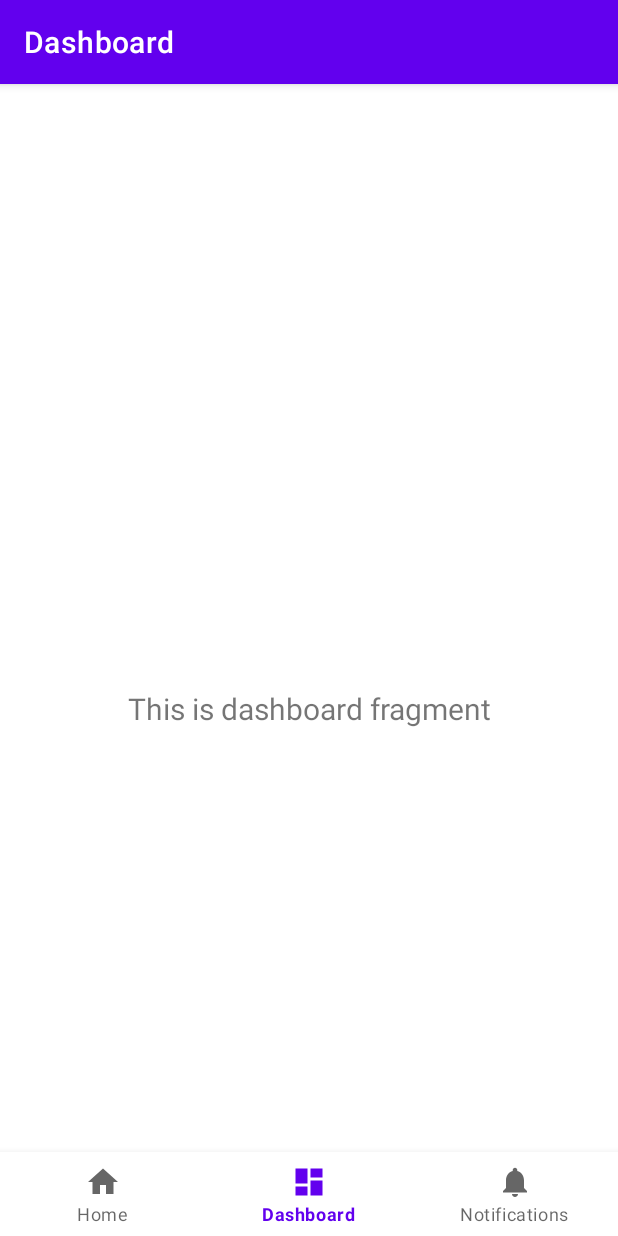
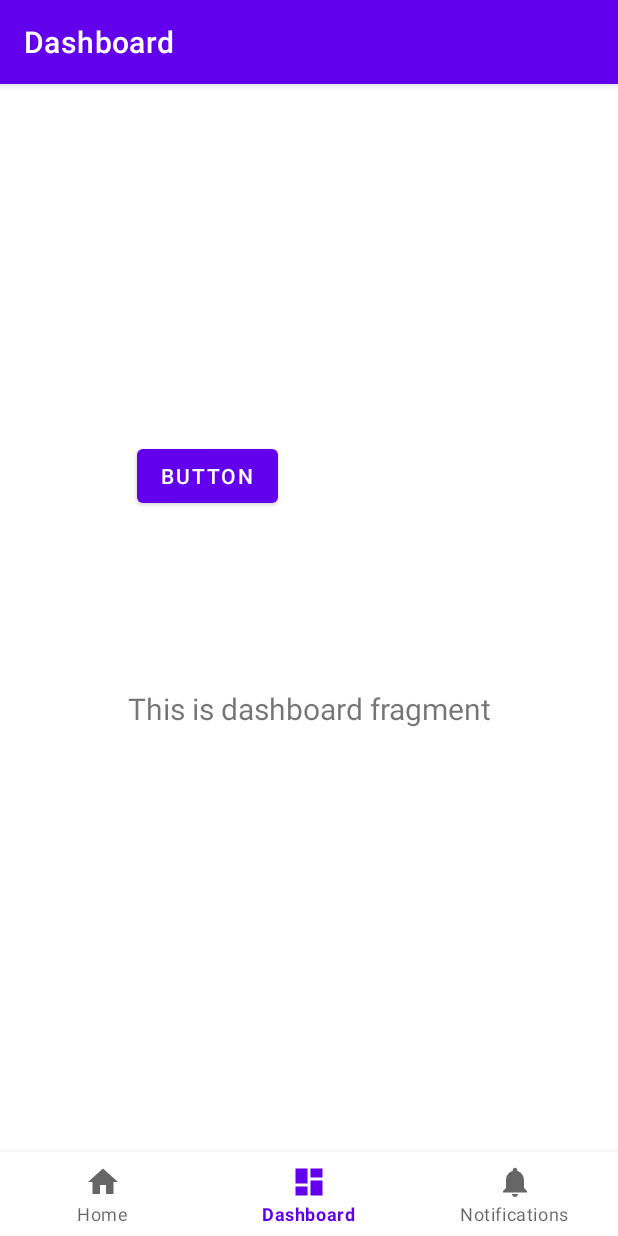
Before and after one commit to ygboucherk/elecbicycle, an Android app: the DashboardFragment screen opened through its navigation route, on a phone screen of 412 x 824 dp. Run offline under Robolectric (Android 15) with nearby library versions, the phone set to English and light mode, and no system bars; our stand-ins replace navigation-ui; 8 statements that could not run were skipped.

```diff
--- a/app/build.gradle
+++ b/app/build.gradle
@@ -40,6 +40,7 @@ dependencies {
     implementation 'androidx.lifecycle:lifecycle-viewmodel-ktx:2.4.1'
     implementation 'androidx.navigation:navigation-fragment:2.4.1'
     implementation 'androidx.navigation:navigation-ui:2.4.1'
+    implementation 'androidx.gridlayout:gridlayout:1.0.0'
     testImplementation 'junit:junit:4.13.2'
     androidTestImplementation 'androidx.test.ext:junit:1.1.3'
     androidTestImplementation 'androidx.test.espresso:espresso-core:3.4.0'
--- a/app/src/main/AndroidManifest.xml
+++ b/app/src/main/AndroidManifest.xml
@@ -3,6 +3,7 @@
     xmlns:tools="http://schemas.android.com/tools">
 
     <uses-permission android:name="android.permission.BLUETOOTH_CONNECT" />
+    <uses-permission android:name="android.permission.BLUETOOTH_SCAN" />
 
     <application
         android:allowBackup="true"
--- a/app/src/main/java/com/example/elecbicycle/MainActivity.java
+++ b/app/src/main/java/com/example/elecbicycle/MainActivity.java
@@ -1,16 +1,17 @@
 package com.example.elecbicycle;
 
+import android.Manifest;
 import android.bluetooth.BluetoothAdapter;
 import android.bluetooth.BluetoothDevice;
 import android.bluetooth.BluetoothSocket;
+import android.content.pm.PackageManager;
 import android.os.Bundle;
 import android.util.Log;
-import android.widget.TextView;
-import android.widget.Toast;
 
 import com.google.android.material.bottomnavigation.BottomNavigationView;
 
 import androidx.appcompat.app.AppCompatActivity;
+import androidx.core.app.ActivityCompat;
 import androidx.navigation.NavController;
 import androidx.navigation.Navigation;
 import androidx.navigation.ui.AppBarConfiguration;
@@ -38,10 +39,6 @@ class PullerThread extends Thread {
 
     public PullerThread() {
         this.adapter = BluetoothAdapter.getDefaultAdapter();
-        boolean discovered = this.discoverDevices();
-        if (discovered) {
-            this.connect(this.target);
-        }
     }
 
     public boolean discoverDevices() {
@@ -52,12 +49,12 @@ class PullerThread extends Thread {
                 String _addr = device.getAddress();
                 if (Objects.equals(_name, "STIIIII")) {
                     this.target = device;
-                    Log.println(1, "BT", "Found device");
+                    Log.println(Log.VERBOSE, "BT", "Found device");
                     return true;
                 }
             }
         } else {
-            Log.println(5, "BT", "No device found");
+            Log.println(Log.WARN, "BT", "No device found");
         }
         return false;
     }
@@ -69,7 +66,7 @@ class PullerThread extends Thread {
 
         try {
             tmp = device.createRfcommSocketToServiceRecord(MY_UUID);
-            Log.println(1, "BT", "Connected to device !");
+            Log.println(Log.VERBOSE, "BT", "Connected to device !");
         } catch (IOException e) {
             Log.e("ConnectError", "Error connecting BlueTooth", e);
         } catch (NullPointerException pointerShit) {
@@ -80,37 +77,41 @@ class PullerThread extends Thread {
     }
 
     public void run() {
+        byte[] buffer = new byte[1024];
+        if (this.discoverDevices()) {
+            this.connect(this.target);
+        }
+
         this.adapter.cancelDiscovery();
         try {
             this.mmSocket.connect();
         } catch (IOException closeException) {
-            Log.e("CloseError", "Error running BlueTooth", closeException);
+            Log.e("BT", "Error running BlueTooth", closeException);
         }
+        try {
+            InputStream input = this.mmSocket.getInputStream();
+            OutputStream output = this.mmSocket.getOutputStream();
+
+            output.write("LEDON".getBytes(StandardCharsets.UTF_8));
+            output.flush();
+
+            output.write("PERCENT".getBytes(StandardCharsets.UTF_8));
+            output.flush();
+
+            Log.println(Log.VERBOSE, "BT", "Sent data");
+
+            while (true) {
+                int d = input.read(buffer);
+                Log.println(Log.VERBOSE, "BT", ("Got Data: " + d));
+            }
+        } catch (IOException e) {}
     }
 
-    public void cancel() {
+    public void close() {
         try {
             this.mmSocket.close();
         } catch (IOException e) {
             Log.e("ErrorClosing", "Error closing connection", e);
-        }
-    }
-
-    public void send(byte[] bytes) {
-        try {
-            OutputStream mmOut = this.mmSocket.getOutputStream();
-            mmOut.write(bytes);
-            mmOut.flush();
-        } catch (IOException e) {
-        }
-    }
-
-    public byte[] read() {
-        try {
-            InputStream mmIn = this.mmSocket.getInputStream();
-            return mmIn.readAllBytes();
-        } catch (IOException e) {
-            return ("Error").getBytes(StandardCharsets.UTF_8);
         }
     }
 }
@@ -136,16 +137,11 @@ public class MainActivity extends AppCompatActivity {
         NavController navController = Navigation.findNavController(this, R.id.nav_host_fragment_activity_main);
         NavigationUI.setupActionBarWithNavController(this, navController, appBarConfiguration);
         NavigationUI.setupWithNavController(binding.navView, navController);
-        this.puller = new PullerThread();
-        this.testPuller();
+        if (ActivityCompat.checkSelfPermission(this, Manifest.permission.BLUETOOTH_CONNECT) == PackageManager.PERMISSION_GRANTED) {
+            this.puller = new PullerThread();
+            this.puller.start();
+        } else {
+            Log.e("BT", "No bluetooth permission");
+        }
     }
-
-    String testPuller() {
-        this.puller.send(("PERCENT").getBytes(StandardCharsets.UTF_8));
-        byte[] received = puller.read();
-        String receivedStr = new String(received, StandardCharsets.UTF_8);
-        ((TextView)findViewById(R.id.battery_percentage)).setText(receivedStr);
-        return receivedStr;
-    }
-
 }
--- a/app/src/main/res/layout/activity_main.xml
+++ b/app/src/main/res/layout/activity_main.xml
@@ -1,6 +1,7 @@
 <?xml version="1.0" encoding="utf-8"?>
 <androidx.constraintlayout.widget.ConstraintLayout xmlns:android="http://schemas.android.com/apk/res/android"
     xmlns:app="http://schemas.android.com/apk/res-auto"
+    xmlns:tools="http://schemas.android.com/tools"
     android:id="@+id/container"
     android:layout_width="match_parent"
     android:layout_height="match_parent"
@@ -27,7 +28,15 @@
         app:layout_constraintBottom_toTopOf="@id/nav_view"
         app:layout_constraintLeft_toLeftOf="parent"
         app:layout_constraintRight_toRightOf="parent"
+        app:layout_constraintStart_toStartOf="parent"
         app:layout_constraintTop_toTopOf="parent"
         app:navGraph="@navigation/mobile_navigation" />
 
+    <TableLayout
+        android:layout_width="615dp"
+        android:layout_height="1000dp"
+        tools:layout_editor_absoluteX="97dp"
+        tools:layout_editor_absoluteY="1174dp"
+        tools:visibility="visible"/>
+
 </androidx.constraintlayout.widget.ConstraintLayout>
--- a/app/src/main/res/layout/fragment_dashboard.xml
+++ b/app/src/main/res/layout/fragment_dashboard.xml
@@ -19,4 +19,15 @@
         app:layout_constraintEnd_toEndOf="parent"
         app:layout_constraintStart_toStartOf="parent"
         app:layout_constraintTop_toTopOf="parent" />
+
+    <Button
+        android:id="@+id/button"
+        android:layout_width="wrap_content"
+        android:layout_height="wrap_content"
+        android:layout_marginStart="91dp"
+        android:layout_marginTop="181dp"
+        android:text="Button"
+        android:visibility="visible"
+        app:layout_constraintStart_toStartOf="parent"
+        app:layout_constraintTop_toTopOf="parent" />
 </androidx.constraintlayout.widget.ConstraintLayout>
```
Also changed, not shown: 1 other file.
